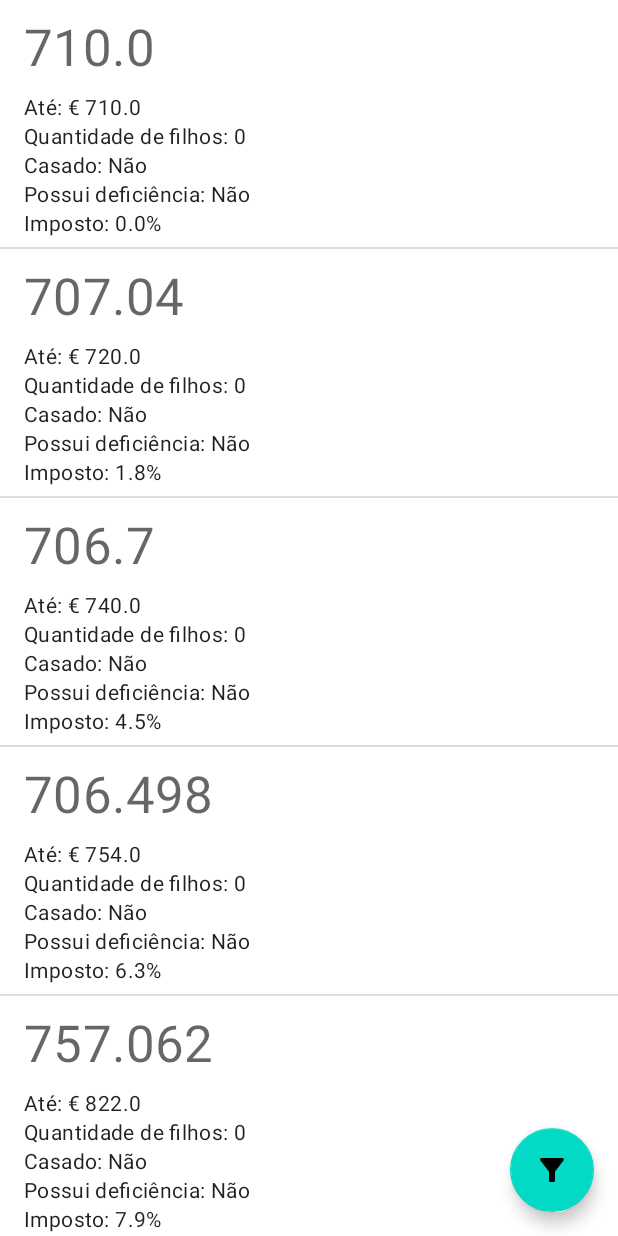
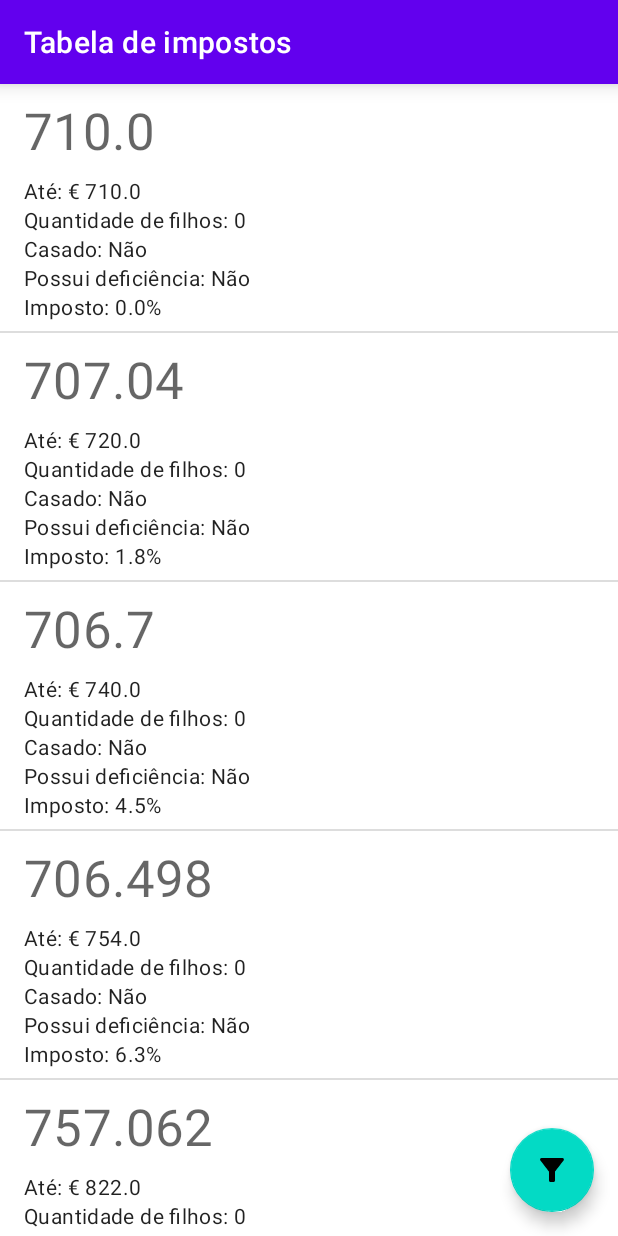
Before and after one commit to raynerweb/financas, an Android app: the TaxTableFragment screen opened through its navigation route, on a phone screen of 412 x 824 dp. Run offline under Robolectric (Android 15) with nearby library versions, the phone set to English and light mode, and no system bars; our stand-ins replace Dagger/Hilt's generated code, data binding; 2 statements that could not run were skipped.

```diff
--- a/app/src/main/java/br/com/raynerweb/portugal/financas/ui/fragment/TaxTableFragment.kt
+++ b/app/src/main/java/br/com/raynerweb/portugal/financas/ui/fragment/TaxTableFragment.kt
@@ -1,5 +1,7 @@
 package br.com.raynerweb.portugal.financas.ui.fragment
 
+import android.animation.AnimatorInflater
+import android.graphics.Color
 import android.os.Bundle
 import android.util.Log
 import android.view.LayoutInflater
@@ -8,6 +10,7 @@ import android.view.ViewGroup
 import androidx.fragment.app.Fragment
 import androidx.fragment.app.viewModels
 import androidx.recyclerview.widget.LinearLayoutManager
+import br.com.raynerweb.portugal.financas.R
 import br.com.raynerweb.portugal.financas.databinding.FragmentTaxTableBinding
 import br.com.raynerweb.portugal.financas.databinding.ViewTaxFilterBinding
 import br.com.raynerweb.portugal.financas.ui.adapter.TaxAdapter
@@ -44,10 +47,16 @@ class TaxTableFragment : Fragment() {
     }
 
     private fun setupViews() {
+        setupToolbar()
         setupBottomSheetDialog()
 
         binding.rvTax.layoutManager =
             LinearLayoutManager(requireContext(), LinearLayoutManager.VERTICAL, false)
+    }
+
+    private fun setupToolbar() {
+        binding.actionBar.title = getString(R.string.tax_table)
+        binding.actionBar.setTitleTextColor(Color.WHITE)
     }
 
     private fun setupBottomSheetDialog() {
--- a/app/src/main/res/layout/fragment_tax_table.xml
+++ b/app/src/main/res/layout/fragment_tax_table.xml
@@ -18,55 +18,20 @@
         android:layout_width="match_parent"
         android:layout_height="match_parent">
 
-        <!--        <com.google.android.material.textfield.TextInputLayout-->
-        <!--            android:id="@+id/til_renda"-->
-        <!--            android:layout_width="match_parent"-->
-        <!--            android:layout_height="wrap_content"-->
-        <!--            android:layout_marginBottom="16dp"-->
-        <!--            app:layout_constraintEnd_toEndOf="parent"-->
-        <!--            app:layout_constraintStart_toStartOf="parent"-->
-        <!--            app:layout_constraintTop_toTopOf="parent">-->
+        <com.google.android.material.appbar.AppBarLayout
+            android:id="@+id/toolbar"
+            android:layout_width="match_parent"
+            android:layout_height="wrap_content"
+            app:elevation="8dp"
+            app:layout_constraintTop_toTopOf="parent">
 
-        <!--            <com.google.android.material.textfield.TextInputEditText-->
-        <!--                android:id="@+id/ed_renda"-->
-        <!--                style="?attr/editTextStyle"-->
-        <!--                android:layout_width="match_parent"-->
-        <!--                android:layout_height="wrap_content"-->
-        <!--                android:background="@android:color/transparent"-->
-        <!--                android:hint="@string/informe_sua_renda"-->
-        <!--                android:inputType="numberDecimal"-->
-        <!--                android:text="@={viewModel.rendaMaxima}"-->
-        <!--                android:textSize="24sp" />-->
+            <com.google.android.material.appbar.MaterialToolbar
+                android:id="@+id/action_bar"
+                style="?attr/toolbarStyle"
+                android:layout_width="match_parent"
+                android:layout_height="?attr/actionBarSize" />
 
-        <!--        </com.google.android.material.textfield.TextInputLayout>-->
-
-        <!--        <androidx.constraintlayout.widget.ConstraintLayout-->
-        <!--            android:id="@+id/cl_casado"-->
-        <!--            android:layout_width="match_parent"-->
-        <!--            android:layout_height="wrap_content"-->
-        <!--            android:layout_marginHorizontal="16dp"-->
-        <!--            app:layout_constraintEnd_toEndOf="parent"-->
-        <!--            app:layout_constraintStart_toStartOf="parent"-->
-        <!--            app:layout_constraintTop_toBottomOf="@+id/til_renda">-->
-
-        <!--            <TextView-->
-        <!--                android:layout_width="wrap_content"-->
-        <!--                android:layout_height="wrap_content"-->
-        <!--                android:text="@string/eh_deficiente"-->
-        <!--                app:layout_constraintBottom_toBottomOf="parent"-->
-        <!--                app:layout_constraintStart_toStartOf="parent"-->
-        <!--                app:layout_constraintTop_toTopOf="parent" />-->
-
-        <!--            <androidx.appcompat.widget.SwitchCompat-->
-        <!--                android:layout_width="wrap_content"-->
-        <!--                android:layout_height="wrap_content"-->
-        <!--                android:checked="@={viewModel.isDeficiente}"-->
-        <!--                app:layout_constraintBottom_toBottomOf="parent"-->
-        <!--                app:layout_constraintEnd_toEndOf="parent"-->
-        <!--                app:layout_constraintTop_toTopOf="parent" />-->
-
-        <!--        </androidx.constraintlayout.widget.ConstraintLayout>-->
-
+        </com.google.android.material.appbar.AppBarLayout>
 
         <androidx.recyclerview.widget.RecyclerView
             android:id="@+id/rv_tax"
@@ -75,7 +40,7 @@
             app:layout_constraintBottom_toBottomOf="parent"
             app:layout_constraintEnd_toEndOf="parent"
             app:layout_constraintStart_toStartOf="parent"
-            app:layout_constraintTop_toTopOf="parent"
+            app:layout_constraintTop_toBottomOf="@+id/toolbar"
             tools:itemCount="10"
             tools:listitem="@layout/view_tax"
             tools:orientation="horizontal" />
--- a/app/src/main/res/values/strings.xml
+++ b/app/src/main/res/values/strings.xml
@@ -15,4 +15,5 @@
     <string name="eh_deficiente">É deficiente</string>
     <string name="ok">OK</string>
     <string name="cancelar">Cancelar</string>
+    <string name="tax_table">Tabela de impostos</string>
 </resources>
```
